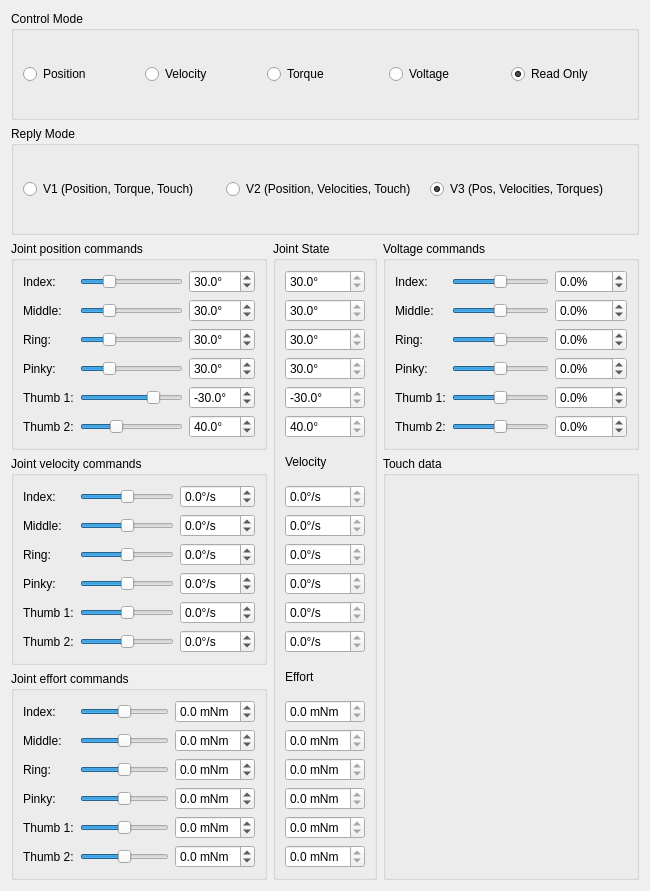
The window that rqt_psyonic_hand/src/rqt_psyonic_hand/psyonic_hand_rqt_plugin.ui (HumanoidsBonn/psyonic_hand_ros) describes before a commit, drawn with Qt 5.
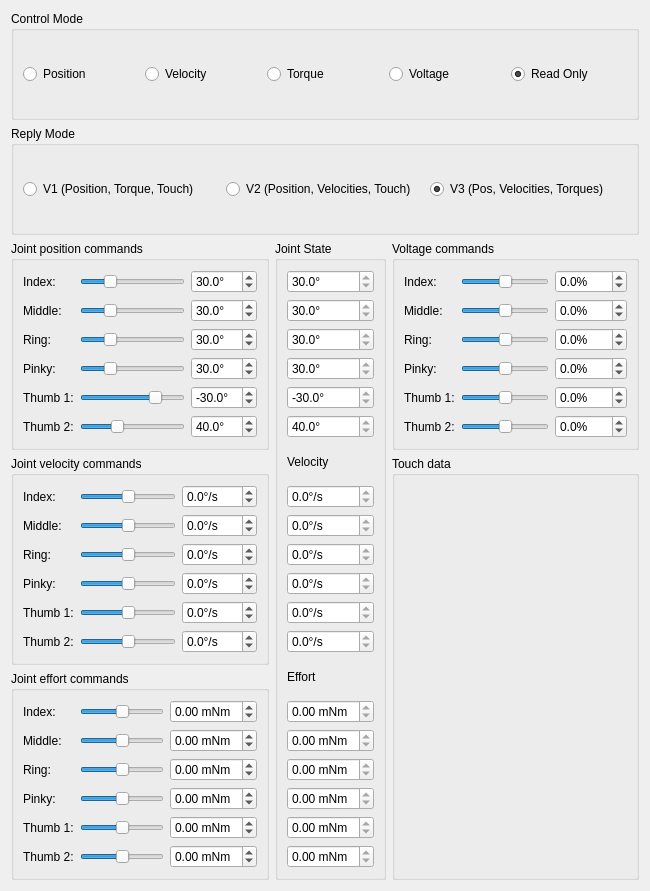
The same window after the commit.

The edit to the form file:
```diff
--- a/rqt_psyonic_hand/src/rqt_psyonic_hand/psyonic_hand_rqt_plugin.ui
+++ b/rqt_psyonic_hand/src/rqt_psyonic_hand/psyonic_hand_rqt_plugin.ui
@@ -436,7 +436,7 @@
          <string> mNm</string>
         </property>
         <property name="decimals">
-         <number>1</number>
+         <number>2</number>
         </property>
         <property name="minimum">
          <double>-1.200000000000000</double>
@@ -508,7 +508,7 @@
          <string> mNm</string>
         </property>
         <property name="decimals">
-         <number>1</number>
+         <number>2</number>
         </property>
         <property name="minimum">
          <double>-6.000000000000000</double>
@@ -605,7 +605,7 @@
          <string> mNm</string>
         </property>
         <property name="decimals">
-         <number>1</number>
+         <number>2</number>
         </property>
         <property name="minimum">
          <double>-6.000000000000000</double>
@@ -630,7 +630,7 @@
          <string> mNm</string>
         </property>
         <property name="decimals">
-         <number>1</number>
+         <number>2</number>
         </property>
         <property name="minimum">
          <double>-6.000000000000000</double>
@@ -734,7 +734,7 @@
          <string> mNm</string>
         </property>
         <property name="decimals">
-         <number>1</number>
+         <number>2</number>
         </property>
         <property name="minimum">
          <double>-6.000000000000000</double>
@@ -759,7 +759,7 @@
          <string> mNm</string>
         </property>
         <property name="decimals">
-         <number>1</number>
+         <number>2</number>
         </property>
         <property name="minimum">
          <double>-6.000000000000000</double>
@@ -1407,7 +1407,7 @@
          <string> mNm</string>
         </property>
         <property name="decimals">
-         <number>1</number>
+         <number>2</number>
         </property>
         <property name="minimum">
          <double>-6.000000000000000</double>
@@ -1452,7 +1452,7 @@
          <string> mNm</string>
         </property>
         <property name="decimals">
-         <number>1</number>
+         <number>2</number>
         </property>
         <property name="minimum">
          <double>-6.000000000000000</double>
@@ -1497,7 +1497,7 @@
          <string> mNm</string>
         </property>
         <property name="decimals">
-         <number>1</number>
+         <number>2</number>
         </property>
         <property name="minimum">
          <double>-6.000000000000000</double>
@@ -1542,7 +1542,7 @@
          <string> mNm</string>
         </property>
         <property name="decimals">
-         <number>1</number>
+         <number>2</number>
         </property>
         <property name="minimum">
          <double>-6.000000000000000</double>
@@ -1587,7 +1587,7 @@
          <string> mNm</string>
         </property>
         <property name="decimals">
-         <number>1</number>
+         <number>2</number>
         </property>
         <property name="minimum">
          <double>-1.200000000000000</double>
@@ -1632,7 +1632,7 @@
          <string> mNm</string>
         </property>
         <property name="decimals">
-         <number>1</number>
+         <number>2</number>
         </property>
         <property name="minimum">
          <double>-6.000000000000000</double>
```
Left out of the diff: 24 changed lines with no effect on the pictures.
